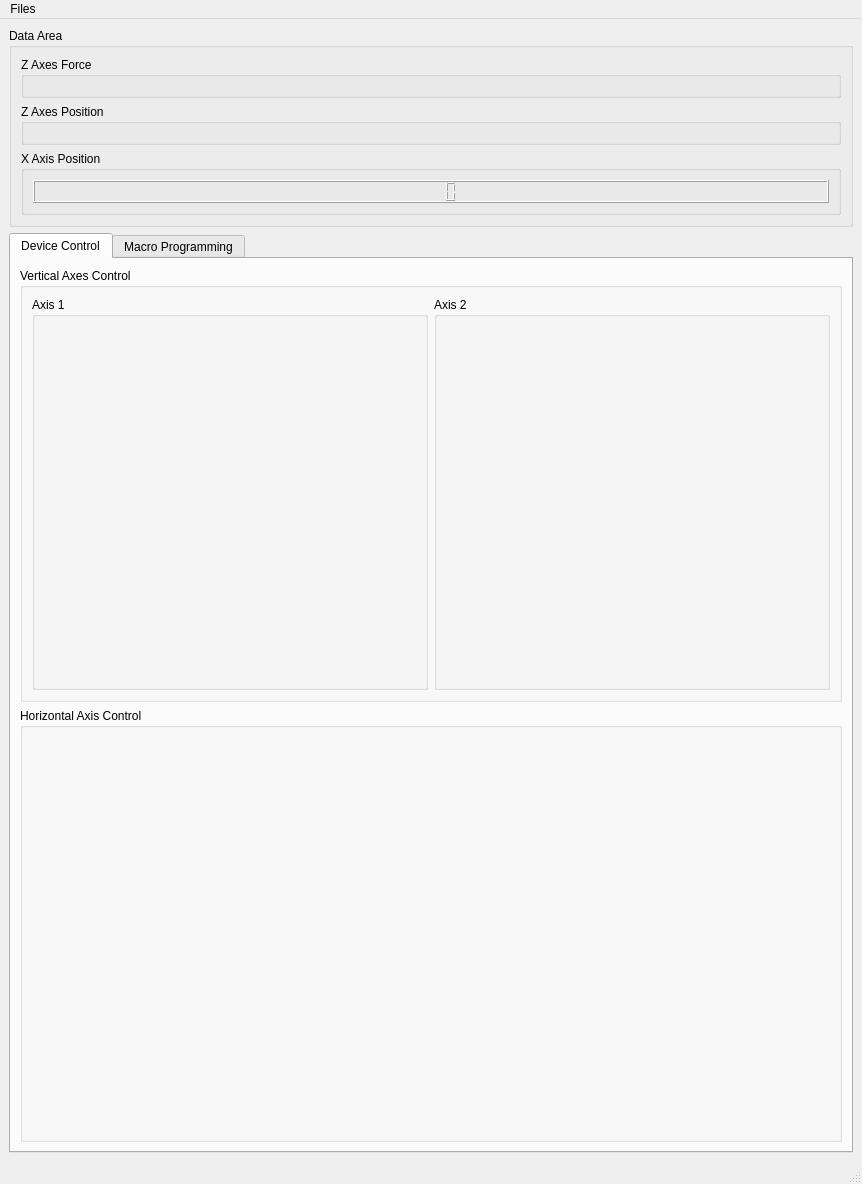
Before: the Qt Designer form Frontend/GUI/MainWindow/mainwindow.ui in S2A-Lab/RollerLaminationSoftware, drawn with Qt 5.
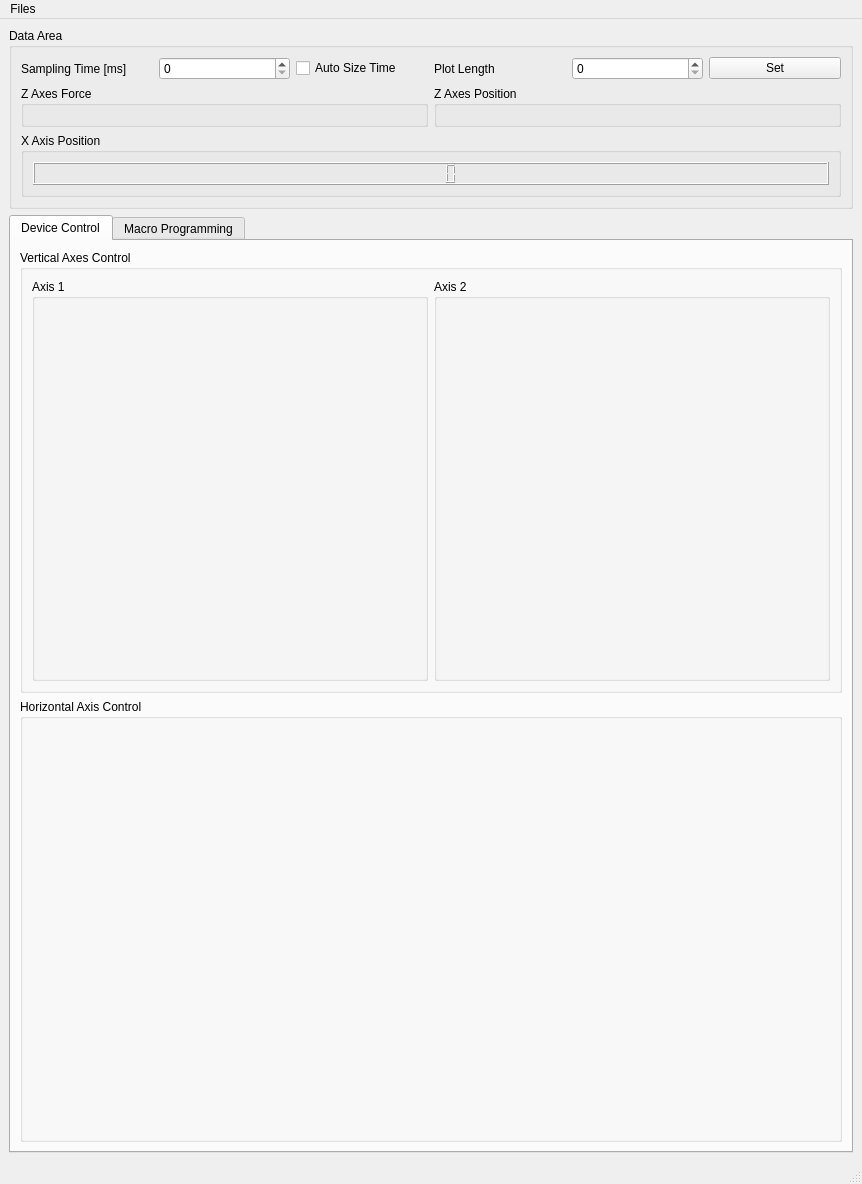
After: the same form once the commit is applied. The open tabs and pages were chosen to show the change.

Commit message: Finished JRK Widget

```diff
--- a/Frontend/GUI/MainWindow/mainwindow.ui
+++ b/Frontend/GUI/MainWindow/mainwindow.ui
@@ -34,6 +34,46 @@
       </property>
       <layout class="QVBoxLayout" name="verticalLayout_19">
        <item>
+        <layout class="QHBoxLayout" name="horizontalLayout_4">
+         <item>
+           <widget class="QLabel" name="label">
+            <property name="text">
+             <string>Sampling Time [ms]</string>
+            </property>
+           </widget>
+          </item>
+         <item>
+          <widget class="QSpinBox" name="SamplingTimeSpinBox"/>
+         </item>
+         <item>
+          <widget class="QCheckBox" name="AutoSizeXCheckBox">
+           <property name="text">
+            <string>Auto Size Time</string>
+           </property>
+          </widget>
+         </item>
+         <item>
+          <widget class="QLabel" name="label_2">
+           <property name="text">
+            <string>Plot Length</string>
+           </property>
+          </widget>
+         </item>
+         <item>
+          <widget class="QSpinBox" name="PlotRangeSpinBox"/>
+         </item>
+         <item>
+          <widget class="QPushButton" name="SetPlotParamBtn">
+           <property name="text">
+            <string>Set</string>
+           </property>
+          </widget>
+         </item>
+        </layout>
+       </item>
+       <item>
+        <layout class="QHBoxLayout" name="horizontalLayout_2">
+         <item>
         <widget class="QGroupBox" name="ZAxesForceGroup">
          <property name="minimumSize">
           <size>
@@ -61,6 +101,8 @@
          <layout class="QHBoxLayout" name="horizontalLayout_13"/>
         </widget>
        </item>
+        </layout>
+       </item>
        <item>
         <widget class="QGroupBox" name="XPositionGroup">
          <property name="title">
```
Left out of the diff: 2 changed lines with no effect on the pictures. Lines whose indentation alone changed are shown as unchanged. The commit also changes 6 other files.
